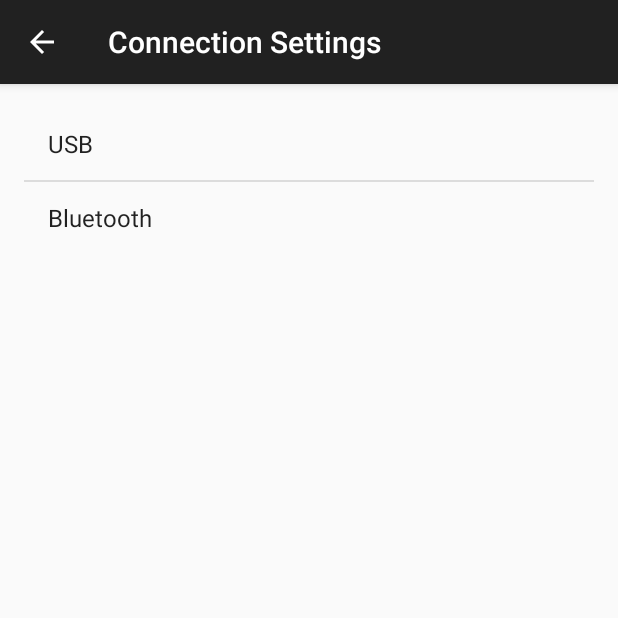
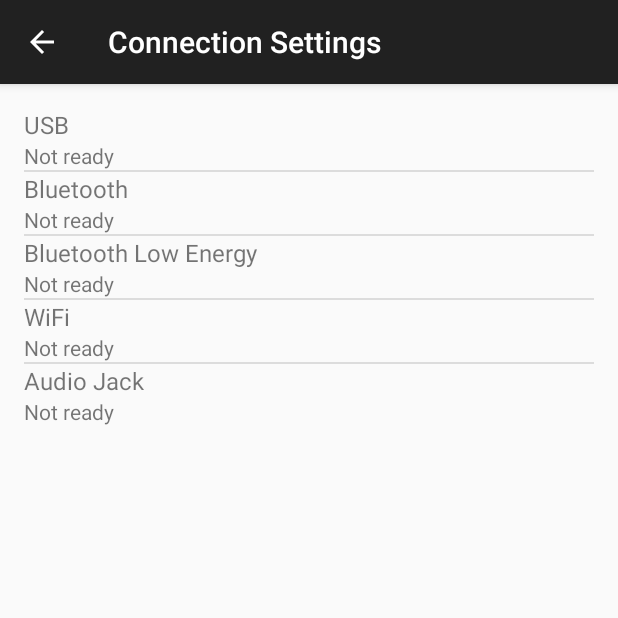
Before and after one commit to Samad-Simprints/Vero-Firmware, an Android app: the screen it shows after launch (ConnectionActivity), in the options menu, after a tap on "Settings", on a phone screen of 412 x 824 dp, the top half of it. Run offline under Robolectric (Android 15) with nearby library versions, the phone set to English and light mode, and no system bars.

Commit message:
Test App and Library evolved a little
git-svn-id: http://svn:8000/svn/INDEX/trunk@3 71e9ff3b-2aa0-ee42-b4dd-db5a0b4f3664

```diff
--- a/sw/ForeTaste/app/src/main/java/uk/co/fentechnology/derek/foretaste/ConnectionActivity.java
+++ b/sw/ForeTaste/app/src/main/java/uk/co/fentechnology/derek/foretaste/ConnectionActivity.java
@@ -16,32 +16,6 @@ import android.widget.ListView;
 
 import java.util.ArrayList;
 
-public class ConnectionAdapter extends BaseAdapter
-{
-  @Override
-  public int getCount() {
-    return 0;
-  }
-
-  @Override
-  public Object getItem(int position)
-  {
-    return null;
-  }
-
-  @Override
-  public long getItemId(int position)
-  {
-    return position;
-  }
-
-  @Override
-  public View getView(int position, View convertView, ViewGroup parent)
-  {
-    return null;
-  }
-}
-
 public class ConnectionActivity extends AppCompatActivity
 {
 
@@ -51,12 +25,10 @@ public class ConnectionActivity extends AppCompatActivity
     super.onCreate(savedInstanceState);
     setContentView(R.layout.activity_connection);
 
-    // Get the ArrayList from the Intent and give it to the adapter
-    final ArrayList<String> contentList = getIntent().getStringArrayListExtra("connections");
-    ArrayAdapter<String> contentAdapter = new ArrayAdapter<String>(this,android.R.layout.simple_list_item_1,contentList);
+    ConnectionAdapter connectionAdapter = new ConnectionAdapter(this);
 
     final ListView nameList = (ListView)findViewById(R.id.listView);
-    nameList.setAdapter(contentAdapter);
+    nameList.setAdapter(connectionAdapter);
     nameList.setOnItemClickListener(new AdapterView.OnItemClickListener()
     {
       @Override
@@ -65,7 +37,7 @@ public class ConnectionActivity extends AppCompatActivity
         Intent result = new Intent("derek.foretaste.RESULT_ACTION");
         result.putExtra("selection",position);
         setResult(Activity.RESULT_OK,result);
-        Log.i("Clicked",contentList.get(position));
+        Log.i("Clicked",String.valueOf(position));
         finish();
       }
     });
--- /dev/null
+++ b/sw/ForeTaste/app/src/main/java/uk/co/fentechnology/derek/foretaste/ConnectionAdapter.java
@@ -0,0 +1,66 @@
+package uk.co.fentechnology.derek.foretaste;
+
+import android.content.Context;
+import android.view.LayoutInflater;
+import android.view.View;
+import android.view.ViewGroup;
+import android.widget.BaseAdapter;
+import android.widget.TextView;
+
+import com.simprints.scanner.library.Connection;
+import com.simprints.scanner.library.Connector;
+import com.simprints.scanner.library.ScannerLib;
+
+import java.util.ArrayList;
+
+/**
+ * Created by derek on 21/08/2015.
+ */
+public class ConnectionAdapter extends BaseAdapter
+{
+  private ArrayList<Connection> connections;
+  LayoutInflater layoutInflater;
+
+  public ConnectionAdapter(Context context)
+  {
+    ScannerLib scannerLib = ScannerLib.getInstance();
+    connections = scannerLib.list();
+    layoutInflater = LayoutInflater.from(context);
+  }
+
+  @Override
+  public int getCount() {
+    return connections.size();
+  }
+
+  @Override
+  public Connection getItem(int position)
+  {
+    return connections.get(position);
+  }
+
+  @Override
+  public long getItemId(int position)
+  {
+    return position;
+  }
+
+  @Override
+  public View getView(int position, View convertView, ViewGroup parent)
+  {
+    if (convertView==null)
+    {
+      convertView = layoutInflater.inflate(R.layout.viewitem_connection,parent,false);
+    }
+
+    TextView textView1 = (TextView)convertView.findViewById(R.id.textView1);
+    TextView textView2 = (TextView)convertView.findViewById(R.id.textView2);
+
+    Connection connection = getItem(position);
+
+    textView1.setText(connection.name());
+    textView2.setText(connection.isSetup()? "Setup": "Not ready");
+
+    return convertView;
+  }
+}
--- a/sw/ForeTaste/app/src/main/java/uk/co/fentechnology/derek/foretaste/MyActivity.java
+++ b/sw/ForeTaste/app/src/main/java/uk/co/fentechnology/derek/foretaste/MyActivity.java
@@ -85,19 +85,7 @@ public class MyActivity extends AppCompatActivity {
 
   public void openSettings()
   {
-    Connector connector = new Connector();
-    ArrayList<Connection> listConnections = connector.list();
-    ArrayList<String> listNames = new ArrayList<String>(listConnections.size());
-    for (int i = 0; i<listConnections.size(); i++ )
-    {
-      listNames.add(i,listConnections.get(i).name());
-      Log.i("Connections", listNames.get(i));
-    }
-
-    Scanner scanner = connector.getScanner(Connector.METHOD_USB);
-
     Intent intent = new Intent(this, ConnectionActivity.class);
-    intent.putStringArrayListExtra("connections", listNames);
     startActivityForResult(intent, PICK_CONNECTION);
   }
 }
--- a/sw/ForeTaste/app/src/main/res/layout/activity_connection.xml
+++ b/sw/ForeTaste/app/src/main/res/layout/activity_connection.xml
@@ -7,9 +7,9 @@
                 android:paddingTop="@dimen/activity_vertical_margin"
                 android:paddingBottom="@dimen/activity_vertical_margin">
     <ListView
+        android:id="@+id/listView"
         android:layout_width="match_parent"
         android:layout_height="wrap_content"
-        android:id="@+id/listView"
         android:layout_alignParentTop="true"
         android:layout_alignParentLeft="true"
         android:layout_alignParentStart="true"/>
--- /dev/null
+++ b/sw/ForeTaste/app/src/main/res/layout/viewitem_connection.xml
@@ -0,0 +1,23 @@
+<?xml version="1.0" encoding="utf-8"?>
+<RelativeLayout xmlns:android="http://schemas.android.com/apk/res/android"
+                android:layout_width="match_parent"
+                android:layout_height="match_parent">
+
+    <TextView
+        android:id="@+id/textView1"
+        android:layout_width="wrap_content"
+        android:layout_height="wrap_content"
+        android:layout_alignParentTop="true"
+        android:layout_alignParentLeft="true"
+        android:text="Sample text"
+        android:textSize="16dp"/>
+
+    <TextView
+        android:id="@+id/textView2"
+        android:layout_width="wrap_content"
+        android:layout_height="wrap_content"
+        android:layout_below="@id/textView1"
+        android:layout_alignParentLeft="true"
+        android:text="further text" />
+
+</RelativeLayout>
--- a/sw/ForeTaste/com.simprints.scanner.library/src/main/java/com/simprints/scanner/library/Connector.java
+++ b/sw/ForeTaste/com.simprints.scanner.library/src/main/java/com/simprints/scanner/library/Connector.java
@@ -9,47 +9,31 @@ import java.util.ArrayList;
  */
 public class Connector
 {
-  public static final int METHOD_USB = 0;
-  public static final int METHOD_BT = 1;
-  public static final int METHOD_BLE = 2;
-  public static final int METHOD_WIFI = 3;
-  public static final int METHOD_AJ = 4;
-
-  // only USB and BT are implemented
-  public static final int METHOD_COUNT = 2;
-
-  // arrayList of Connections, indexed by method
-  private ArrayList<Connection> connections = new ArrayList<Connection>(METHOD_COUNT);
+  private ScannerLib scannerLib = ScannerLib.getInstance();
 
   public Connector() {
-    connections.add(METHOD_USB,new Connection(METHOD_USB,"USB"));
-    connections.add(METHOD_BT,new Connection(METHOD_BT,"Bluetooth"));
-  }
-
-  public ArrayList<Connection> list() {
-    return connections;
   }
 
   public boolean isSetup(int method) {
-    return connections.get(method).isSetup();
+    return false; // connections.get(method).isSetup();
   }
 
   public Scanner getScanner(int method) {
     switch (method)
     {
-      case METHOD_USB:
+      case ScannerLib.METHOD_USB:
         Log.v("getScanner","USB");
         break;
-      case METHOD_BT:
+      case ScannerLib.METHOD_BT:
         Log.v("getScanner","BT");
         break;
-      case METHOD_BLE:
+      case ScannerLib.METHOD_BLE:
         Log.v("getScanner","BLE");
         break;
-      case METHOD_WIFI:
+      case ScannerLib.METHOD_WIFI:
         Log.v("getScanner","WIFI");
         break;
-      case METHOD_AJ:
+      case ScannerLib.METHOD_AJ:
         Log.v("getScanner","AJ");
         break;
       default:
--- /dev/null
+++ b/sw/ForeTaste/com.simprints.scanner.library/src/main/java/com/simprints/scanner/library/ScannerLib.java
@@ -0,0 +1,48 @@
+package com.simprints.scanner.library;
+
+import java.util.ArrayList;
+
+/**
+ * Created by derek on 21/08/2015.
+ */
+
+/* singleton library which contains the Connection instances
+*   use getInstance rather than constructor, which is private to prevent that happening
+* */
+public class ScannerLib
+{
+  private static ScannerLib ourInstance = new ScannerLib();
+
+  // connection methods
+  public static final int METHOD_USB = 0;
+  public static final int METHOD_BT = 1;
+  public static final int METHOD_BLE = 2;
+  public static final int METHOD_WIFI = 3;
+  public static final int METHOD_AJ = 4;
+
+  // only USB and BT are implemented
+  public static final int METHOD_COUNT = 5;
+
+  // arrayList of Connections, indexed by method
+  private ArrayList<Connection> connections = new ArrayList<Connection>(METHOD_COUNT);
+
+  // singleton "constructor"
+  public static ScannerLib getInstance()
+  {
+    return ourInstance;
+  }
+
+  // private constructor
+  private ScannerLib()
+  {
+    connections.add(METHOD_USB,new Connection(METHOD_USB,"USB"));
+    connections.add(METHOD_BT,new Connection(METHOD_BT,"Bluetooth"));
+    connections.add(METHOD_BLE,new Connection(METHOD_BLE,"Bluetooth Low Energy"));
+    connections.add(METHOD_WIFI,new Connection(METHOD_WIFI,"WiFi"));
+    connections.add(METHOD_AJ,new Connection(METHOD_BT,"Audio Jack"));
+  }
+
+  public ArrayList<Connection> list() {
+    return connections;
+  }
+}
```
Also changed, not shown: 1 other file.
